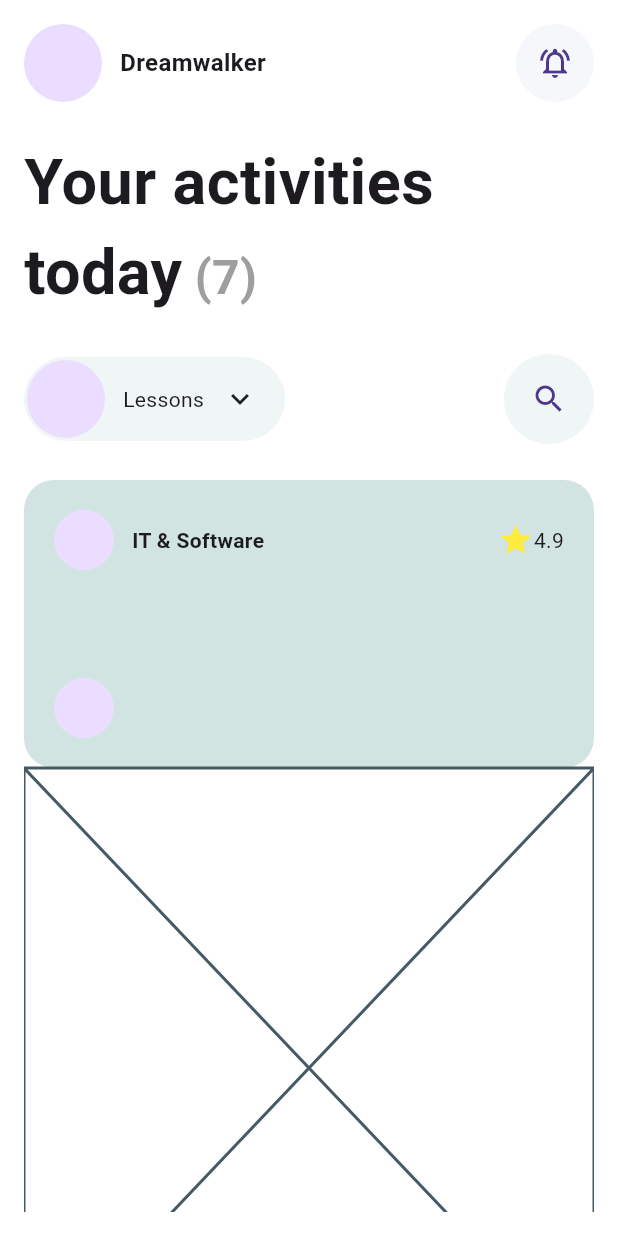
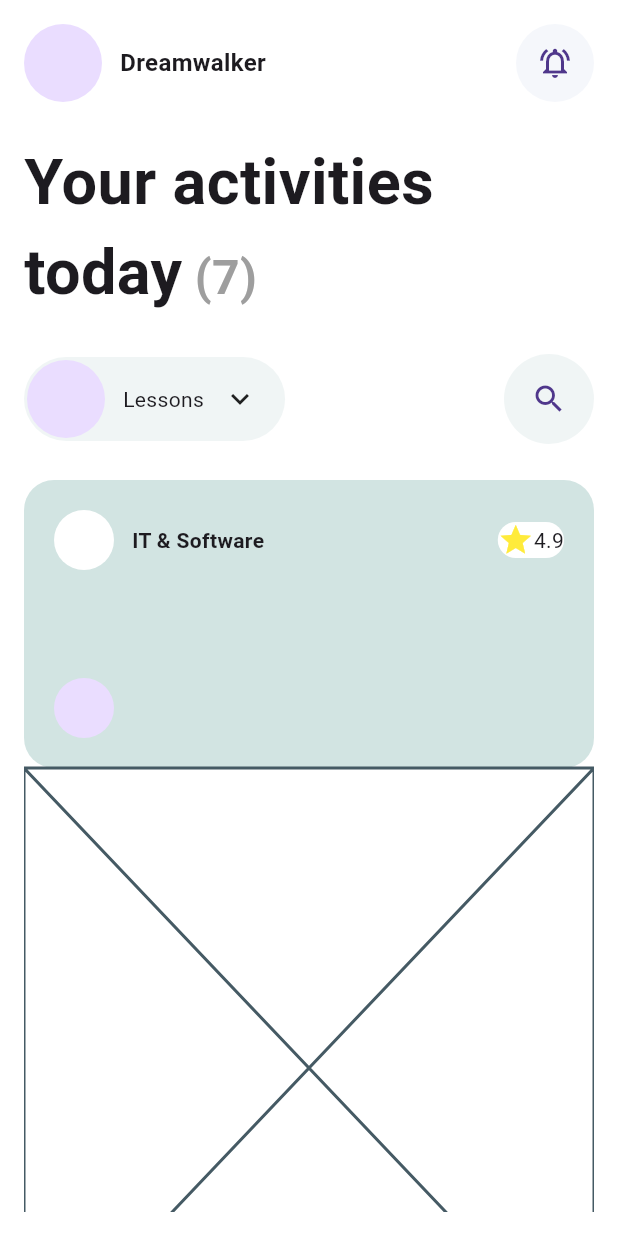
Before and after one commit to JAICHANGPARK/flutter_notebook_chapter_43, a Flutter app: the EducationHomePage screen opened directly, on a phone screen of 412 x 824 dp. Run offline on Flutter 3.47's test engine with Material 3 defaults, Android fonts, the phone set to English and light mode, and no system bars; our stand-ins replace gap, hugeicons, percent_indicator.

Commit message:
Update education_home_page.dart

```diff
--- a/lib/ep2191_education_app/ui/education_home_page.dart
+++ b/lib/ep2191_education_app/ui/education_home_page.dart
@@ -115,7 +115,9 @@ class _EducationHomePageState extends State<EducationHomePage> {
                         Row(
                           spacing: 12,
                           children: [
-                            CircleAvatar(),
+                            CircleAvatar(
+                              backgroundColor: Colors.white,
+                            ),
                             Text(
                               "IT & Software",
                               style: TextStyle(
@@ -126,6 +128,7 @@ class _EducationHomePageState extends State<EducationHomePage> {
                             Container(
                               decoration: ShapeDecoration(
                                 shape: StadiumBorder(),
+                                color: Colors.white
                               ),
                               child: Row(
                                 children: [
```
